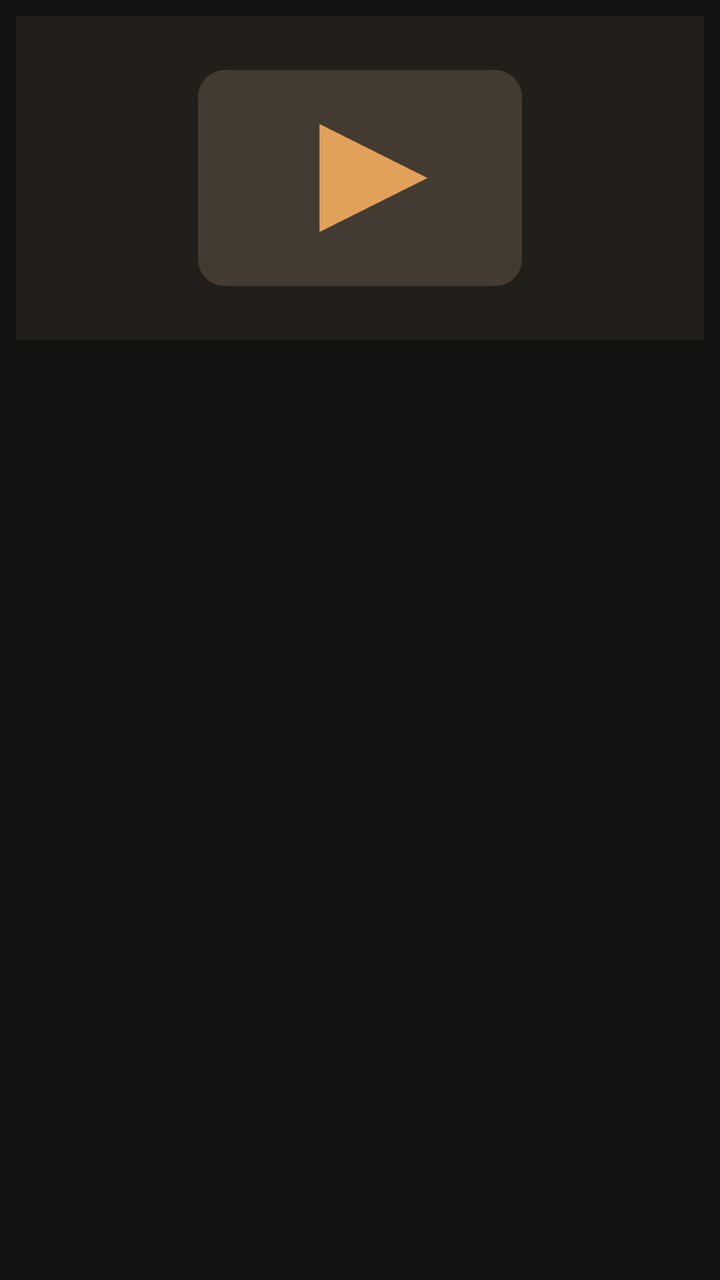
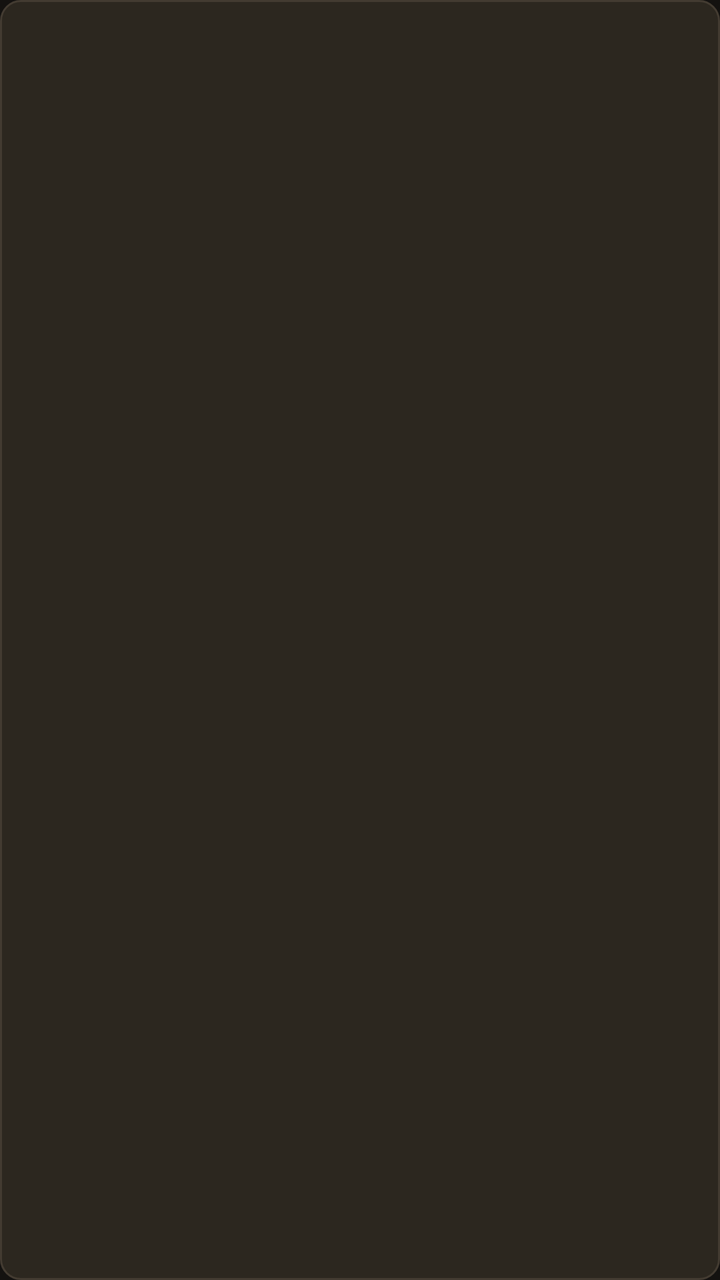

Screens rendered from an Android XML layout before and after an edit, with the pre-edit source and the edit as a unified diff.
<!-- AndroidManifest.xml: application theme Theme.OlympusIptv -->
<!-- res/layout/item_season.xml -->
<?xml version="1.0" encoding="utf-8"?>
<LinearLayout xmlns:android="http://schemas.android.com/apk/res/android"
    android:layout_width="132dp"
    android:layout_height="wrap_content"
    android:layout_marginEnd="12dp"
    android:background="@drawable/bg_menu_row"
    android:clickable="true"
    android:focusable="true"
    android:focusableInTouchMode="true"
    android:orientation="vertical"
    android:padding="8dp">

    <FrameLayout
        android:layout_width="match_parent"
        android:layout_height="162dp">

        <ImageView
            android:id="@+id/seasonArt"
            android:layout_width="match_parent"
            android:layout_height="match_parent"
            android:background="@color/bg_elevated"
            android:contentDescription="@null"
            android:scaleType="fitCenter"
            android:src="@drawable/ic_channel_placeholder" />

        <TextView
            android:id="@+id/seasonCheck"
            android:layout_width="28dp"
            android:layout_height="28dp"
            android:layout_gravity="top|end"
            android:layout_margin="6dp"
            android:background="@drawable/bg_check"
            android:gravity="center"
            android:text="✓"
            android:textColor="@color/bg"
            android:textSize="14sp"
            android:textStyle="bold"
            android:visibility="gone" />
    </FrameLayout>

    <TextView
        android:id="@+id/seasonName"
        android:layout_width="match_parent"
        android:layout_height="wrap_content"
        android:layout_marginTop="6dp"
        android:ellipsize="end"
        android:gravity="center"
        android:maxLines="1"
        android:textColor="@color/text_primary"
        android:textSize="14sp"
        android:textStyle="bold" />
</LinearLayout>
<!-- resources referenced by this layout -->
<resources>
  <color name="bg">#141210</color>
  <color name="bg_elevated">#221F1A</color>
  <color name="text_primary">#F6F1E7</color>
  <!-- drawable bg_check (drawable) -->
  <?xml version="1.0" encoding="utf-8"?>
  <shape xmlns:android="http://schemas.android.com/apk/res/android"
      android:shape="oval">
      <solid android:color="@color/accent" />
  </shape>
  <!-- drawable bg_menu_row (drawable) -->
  <?xml version="1.0" encoding="utf-8"?>
  <selector xmlns:android="http://schemas.android.com/apk/res/android">
      <item android:state_focused="true">
          <shape>
              <solid android:color="@color/bg_elevated" />
              <corners android:radius="10dp" />
              <stroke android:width="2dp" android:color="@color/focus" />
          </shape>
      </item>
      <item android:state_selected="true">
          <shape>
              <solid android:color="@color/bg_elevated" />
              <stroke android:width="1dp" android:color="@color/accent" />
              <corners android:radius="10dp" />
          </shape>
      </item>
      <item>
          <shape>
              <solid android:color="@android:color/transparent" />
          </shape>
      </item>
  </selector>
  <!-- drawable ic_channel_placeholder (drawable) -->
  <?xml version="1.0" encoding="utf-8"?>
  <vector xmlns:android="http://schemas.android.com/apk/res/android"
      android:width="48dp"
      android:height="48dp"
      android:viewportWidth="48"
      android:viewportHeight="48">
      <path
          android:fillColor="#433B31"
          android:pathData="M4,8h40c2.2,0 4,1.8 4,4v24c0,2.2 -1.8,4 -4,4h-40c-2.2,0 -4,-1.8 -4,-4v-24c0,-2.2 1.8,-4 4,-4z" />
      <path
          android:fillColor="#E2A15A"
          android:pathData="M18,16l16,8 -16,8z" />
  </vector>
  <style name="Theme.OlympusIptv" parent="Theme.AppCompat.NoActionBar">
          <item name="android:windowBackground">@color/bg</item>
          <item name="android:colorBackground">@color/bg</item>
          <item name="android:textColorPrimary">@color/text_primary</item>
          <item name="android:textColorSecondary">@color/text_secondary</item>
          <item name="colorPrimary">@color/accent</item>
          <item name="colorAccent">@color/accent</item>
          <item name="android:statusBarColor">@color/bg</item>
          <item name="android:navigationBarColor">@color/bg</item>
          <item name="android:windowFullscreen">true</item>
      </style>
  <color name="accent">#E2A15A</color>
  <color name="focus">#F0C48A</color>
  <color name="text_secondary">#C9BBA8</color>
</resources>

<!-- the commit's change to res/layout/item_season.xml (unified diff, before → after) -->
@@ -1,52 +1,45 @@
 <?xml version="1.0" encoding="utf-8"?>
-<LinearLayout xmlns:android="http://schemas.android.com/apk/res/android"
-    android:layout_width="132dp"
-    android:layout_height="wrap_content"
-    android:layout_marginEnd="12dp"
-    android:background="@drawable/bg_menu_row"
+<FrameLayout xmlns:android="http://schemas.android.com/apk/res/android"
+    android:layout_width="wrap_content"
+    android:layout_height="48dp"
+    android:layout_marginEnd="10dp"
+    android:background="@drawable/bg_focusable"
     android:clickable="true"
     android:focusable="true"
     android:focusableInTouchMode="true"
-    android:orientation="vertical"
-    android:padding="8dp">
-
-    <FrameLayout
-        android:layout_width="match_parent"
-        android:layout_height="162dp">
-
-        <ImageView
-            android:id="@+id/seasonArt"
-            android:layout_width="match_parent"
-            android:layout_height="match_parent"
-            android:background="@color/bg_elevated"
-            android:contentDescription="@null"
-            android:scaleType="fitCenter"
-            android:src="@drawable/ic_channel_placeholder" />
-
-        <TextView
-            android:id="@+id/seasonCheck"
-            android:layout_width="28dp"
-            android:layout_height="28dp"
-            android:layout_gravity="top|end"
-            android:layout_margin="6dp"
-            android:background="@drawable/bg_check"
-            android:gravity="center"
-            android:text="✓"
-            android:textColor="@color/bg"
-            android:textSize="14sp"
-            android:textStyle="bold"
-            android:visibility="gone" />
-    </FrameLayout>
+    android:minWidth="110dp"
+    android:paddingHorizontal="16dp">
 
     <TextView
         android:id="@+id/seasonName"
-        android:layout_width="match_parent"
+        android:layout_width="wrap_content"
         android:layout_height="wrap_content"
-        android:layout_marginTop="6dp"
+        android:layout_gravity="center"
         android:ellipsize="end"
-        android:gravity="center"
         android:maxLines="1"
         android:textColor="@color/text_primary"
-        android:textSize="14sp"
+        android:textSize="15sp"
         android:textStyle="bold" />
-</LinearLayout>
+
+    <TextView
+        android:id="@+id/seasonCheck"
+        android:layout_width="22dp"
+        android:layout_height="22dp"
+        android:layout_gravity="top|end"
+        android:layout_marginTop="4dp"
+        android:layout_marginEnd="2dp"
+        android:background="@drawable/bg_check"
+        android:gravity="center"
+        android:text="✓"
+        android:textColor="@color/bg"
+        android:textSize="12sp"
+        android:textStyle="bold"
+        android:visibility="gone" />
+
+    <ImageView
+        android:id="@+id/seasonArt"
+        android:layout_width="0dp"
+        android:layout_height="0dp"
+        android:contentDescription="@null"
+        android:visibility="gone" />
+</FrameLayout>
<!-- resource entries referenced after the edit -->
@@ -9,43 +9,34 @@
       android:shape="oval">
       <solid android:color="@color/accent" />
   </shape>
-  <!-- drawable bg_menu_row (drawable) -->
+  <!-- drawable bg_focusable (drawable) -->
   <?xml version="1.0" encoding="utf-8"?>
   <selector xmlns:android="http://schemas.android.com/apk/res/android">
       <item android:state_focused="true">
           <shape>
               <solid android:color="@color/bg_elevated" />
               <corners android:radius="10dp" />
-              <stroke android:width="2dp" android:color="@color/focus" />
+              <stroke
+                  android:width="2dp"
+                  android:color="@color/focus" />
           </shape>
       </item>
       <item android:state_selected="true">
           <shape>
-              <solid android:color="@color/bg_elevated" />
-              <stroke android:width="1dp" android:color="@color/accent" />
+              <solid android:color="@color/accent_dim" />
               <corners android:radius="10dp" />
           </shape>
       </item>
       <item>
           <shape>
-              <solid android:color="@android:color/transparent" />
+              <solid android:color="@color/bg_panel" />
+              <corners android:radius="10dp" />
+              <stroke
+                  android:width="1dp"
+                  android:color="@color/stroke" />
           </shape>
       </item>
   </selector>
-  <!-- drawable ic_channel_placeholder (drawable) -->
-  <?xml version="1.0" encoding="utf-8"?>
-  <vector xmlns:android="http://schemas.android.com/apk/res/android"
-      android:width="48dp"
-      android:height="48dp"
-      android:viewportWidth="48"
-      android:viewportHeight="48">
-      <path
-          android:fillColor="#433B31"
-          android:pathData="M4,8h40c2.2,0 4,1.8 4,4v24c0,2.2 -1.8,4 -4,4h-40c-2.2,0 -4,-1.8 -4,-4v-24c0,-2.2 1.8,-4 4,-4z" />
-      <path
-          android:fillColor="#E2A15A"
-          android:pathData="M18,16l16,8 -16,8z" />
-  </vector>
   <style name="Theme.OlympusIptv" parent="Theme.AppCompat.NoActionBar">
           <item name="android:windowBackground">@color/bg</item>
           <item name="android:colorBackground">@color/bg</item>
@@ -59,6 +50,9 @@
       </style>
   <color name="accent">#E2A15A</color>
   <color name="focus">#F0C48A</color>
+  <color name="accent_dim">#B07A38</color>
+  <color name="bg_panel">#2C271F</color>
+  <color name="stroke">#433B31</color>
   <color name="text_secondary">#C9BBA8</color>
 </resources>
 
